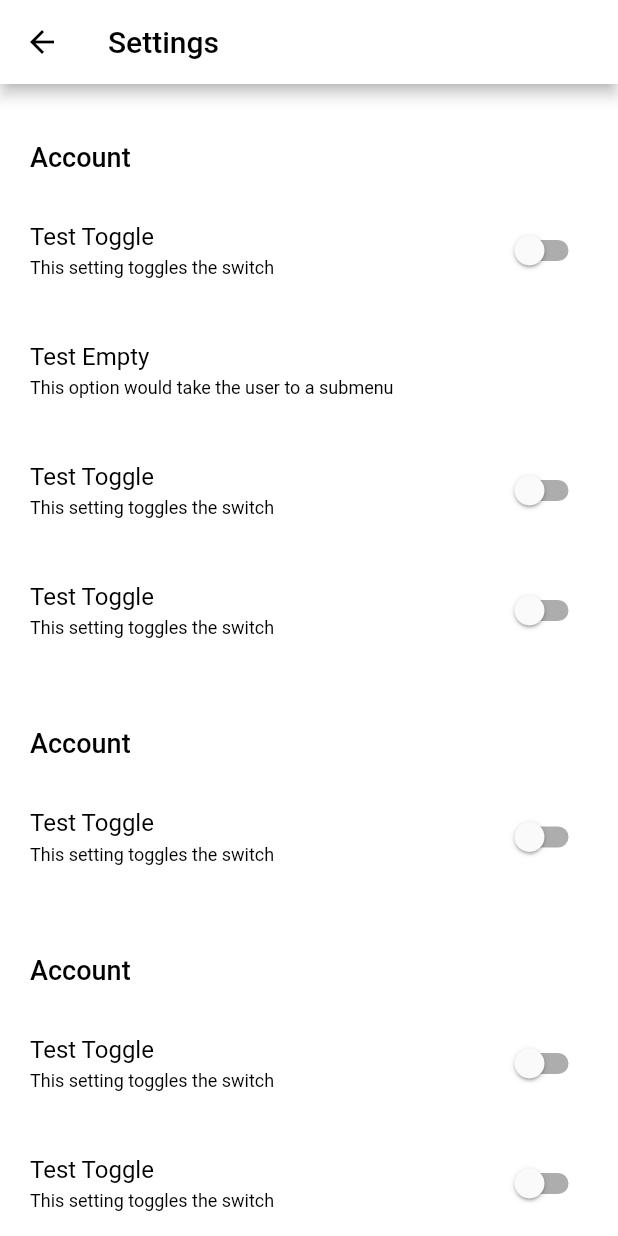
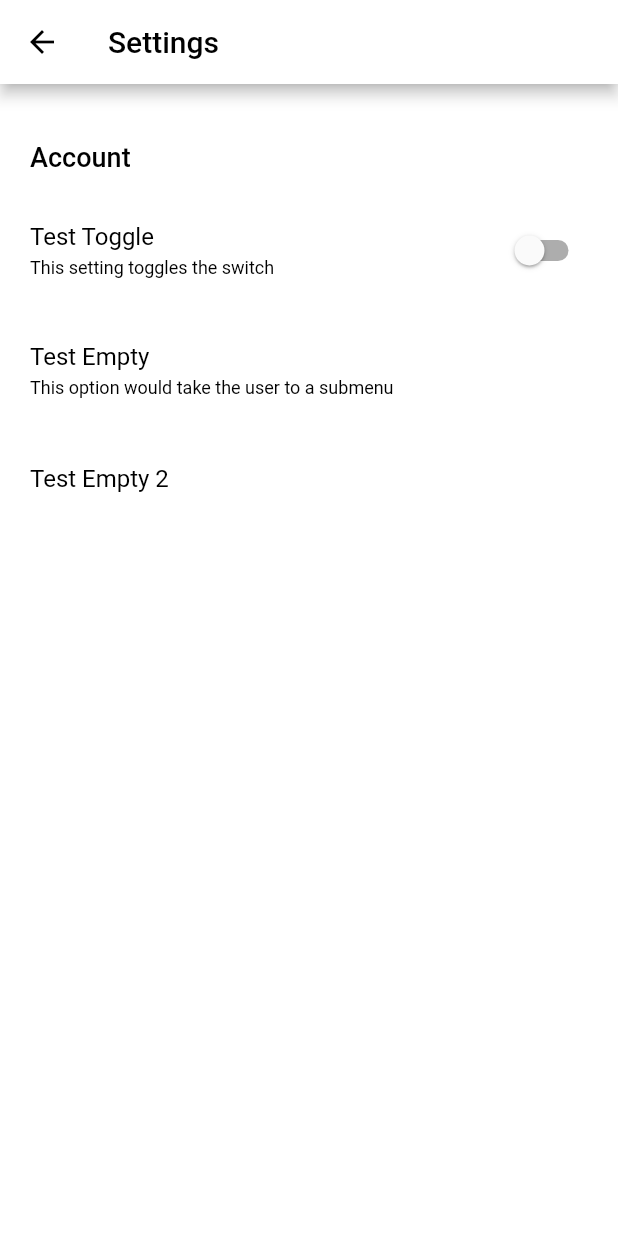
Before and after one commit to PlGGS/photo-a-day, a Flutter app: the Settings screen opened by its route, on a phone screen of 412 x 824 dp. Run offline on Flutter 3.47's test engine with Material 2 defaults, Android fonts, the phone set to English and light mode, and no system bars; our stand-ins replace cached_network_image, cloud_firestore, email_validator, firebase_auth, firebase_core, font_awesome_flutter and 7 more; missing offline and left inert: flutter_device_type, flutter_statusbarcolor_ns, system_theme; accounts and stored records are empty.

Commit message:
Updated settings sections Fixed formatting of options without descs

```diff
--- a/lib/widgets/pages/settings/Section.dart
+++ b/lib/widgets/pages/settings/Section.dart
@@ -60,14 +60,16 @@ class _SectionState extends State<Section> {
                       color: Theme.of(context).primaryColor,
                     ),
                   ),
-                  subtitle: Text(
+                  subtitle: (setting.description != '')
+                      ? Text(
                           setting.description,
                           overflow: TextOverflow.fade,
                           style: TextStyle(
                             fontSize: 12,
                             color: Theme.of(context).primaryColor,
                           ),
-                  ),
+                        )
+                      : null,
                   trailing: setting.option,
                 ),
               ),
--- a/lib/widgets/pages/settings/Settings.dart
+++ b/lib/widgets/pages/settings/Settings.dart
@@ -68,120 +68,9 @@ class _SettingsState extends State<Settings> {
                 name: 'Test Empty',
                 description: 'This option would take the user to a submenu',
               ),
-              Setting(
-                name: 'Test Toggle',
-                description: 'This setting toggles the switch',
+              const Setting(
+                name: 'Test Empty 2',
                 //TODO add cupertinoswitch for ios
-                option: Switch(
-                  value: testToggle,
-                  activeColor: Colors.red,
-                  onChanged: (bool value) {
-                    // This is called when the user toggles the switch.
-                    setState(() {
-                      testToggle = value;
-                    });
-                  },
-                ),
-              ),
-              Setting(
-                name: 'Test Toggle',
-                description: 'This setting toggles the switch',
-                //TODO add cupertinoswitch for ios
-                option: Switch(
-                  value: testToggle,
-                  activeColor: Colors.red,
-                  onChanged: (bool value) {
-                    // This is called when the user toggles the switch.
-                    setState(() {
-                      testToggle = value;
-                    });
-                  },
-                ),
-              ),
-            ],
-          ),
-          Section(
-            title: 'Account',
-            settings: <Setting>[
-              Setting(
-                name: 'Test Toggle',
-                description: 'This setting toggles the switch',
-                //TODO add cupertinoswitch for ios
-                option: Switch(
-                  value: testToggle,
-                  activeColor: Colors.red,
-                  onChanged: (bool value) {
-                    // This is called when the user toggles the switch.
-                    setState(() {
-                      testToggle = value;
-                    });
-                  },
-                ),
-              )
-            ],
-          ),
-          Section(
-            title: 'Account',
-            settings: <Setting>[
-              Setting(
-                name: 'Test Toggle',
-                description: 'This setting toggles the switch',
-                //TODO add cupertinoswitch for ios
-                option: Switch(
-                  value: testToggle,
-                  activeColor: Colors.red,
-                  onChanged: (bool value) {
-                    // This is called when the user toggles the switch.
-                    setState(() {
-                      testToggle = value;
-                    });
-                  },
-                ),
-              ),
-              Setting(
-                name: 'Test Toggle',
-                description: 'This setting toggles the switch',
-                //TODO add cupertinoswitch for ios
-                option: Switch(
-                  value: testToggle,
-                  activeColor: Colors.red,
-                  onChanged: (bool value) {
-                    // This is called when the user toggles the switch.
-                    setState(() {
-                      testToggle = value;
-                    });
-                  },
-                ),
-              ),
-              Setting(
-                name: 'Test Toggle',
-                description: 'This setting toggles the switch',
-                //TODO add cupertinoswitch for ios
-                option: Switch(
-                  value: testToggle,
-                  activeColor: Colors.red,
-                  onChanged: (bool value) {
-                    // This is called when the user toggles the switch.
-                    setState(() {
-                      testToggle = value;
-                    });
-                  },
-                ),
-              ),
-              Setting(
-                name: 'Test Toggle',
-                description: 'This setting toggles the switch',
-                //TODO add cupertinoswitch for ios
-                option: Switch(
-                  value: testToggle,
-                  activeColor: Colors.red,
-                  onChanged: (bool value) {
-                    // This is called when the user toggles the switch.
-                    setState(() {
-                      testToggle = value;
-                    });
-                  },
-                ),
               ),
             ],
           ),
```
Also changed, not shown: pubspec.yaml (+6 -3 lines), pubspec.lock, 1 other file. Lines whose indentation alone changed are shown as unchanged.
